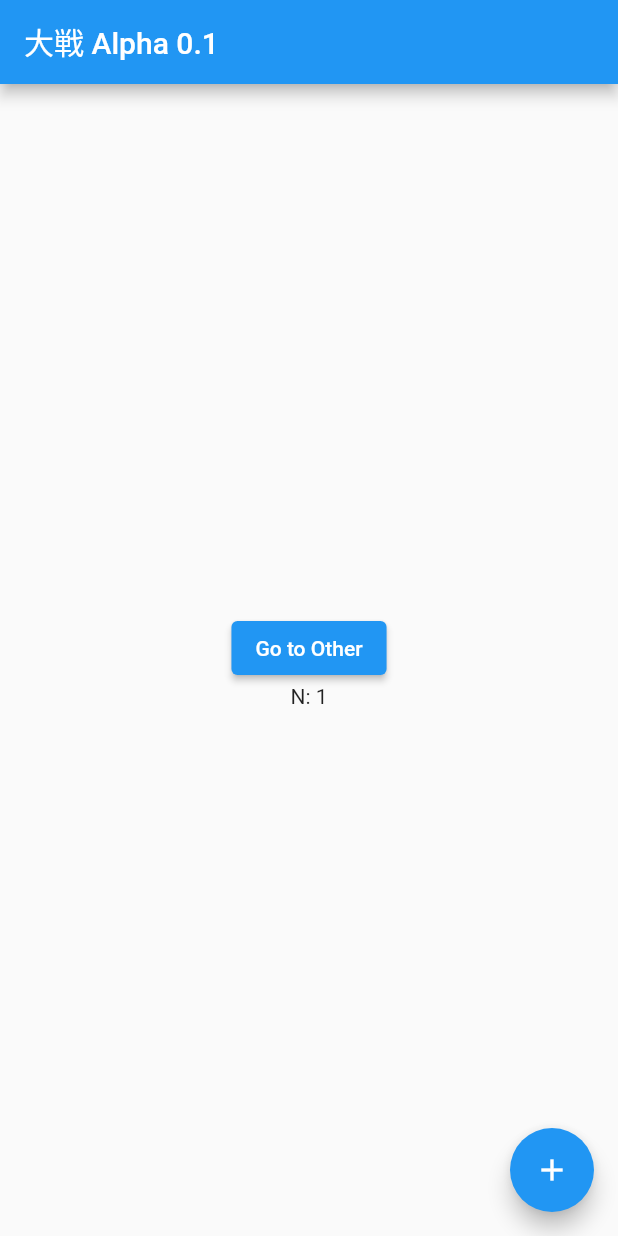
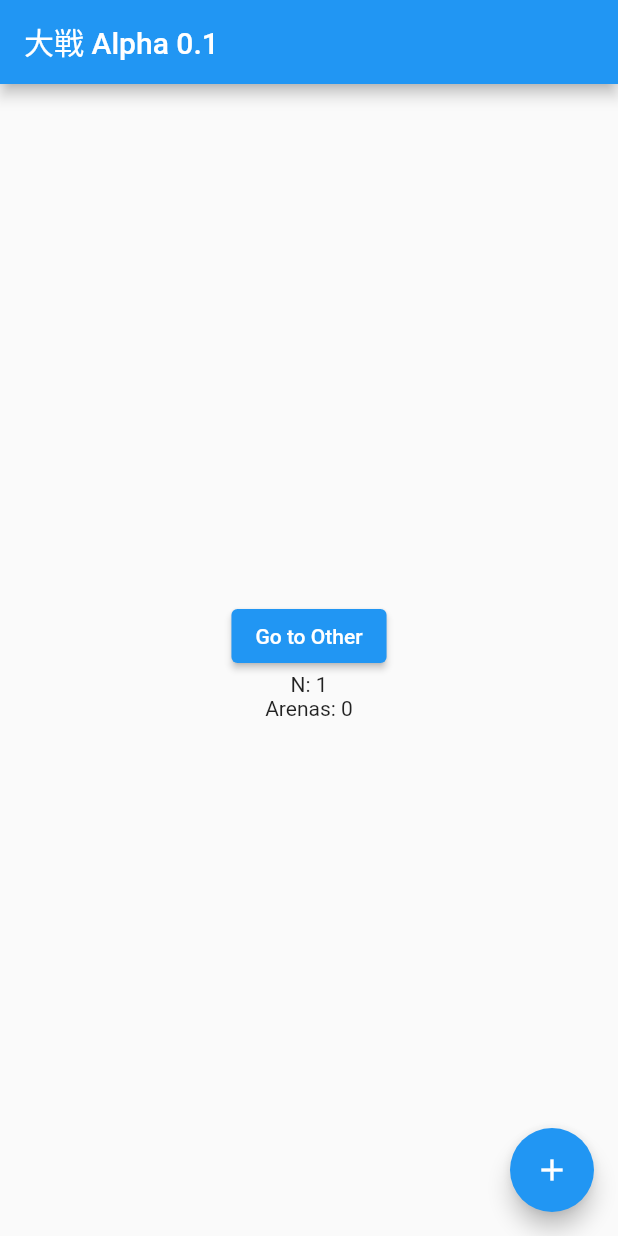
Before and after one commit to mavmaso/taisen, a Flutter app: the screen it shows after launch, after a tap on the "add" icon, on a phone screen of 412 x 824 dp. Run offline on Flutter 3.47's test engine with Material 2 defaults, Android fonts, the phone set to English and light mode, and no system bars; our stand-ins replace get.

Commit message:
feat: add Arenas.length to home page w/ tests

```diff
--- a/lib/app/modules/home/home_bindings.dart
+++ b/lib/app/modules/home/home_bindings.dart
@@ -1,9 +1,11 @@
 import 'package:get/get.dart';
+import 'package:taisen/app/data/provider/luta_provider.dart';
 import 'package:taisen/app/modules/home/home_controller.dart';
+import 'package:taisen/core/get_client.dart';
 
 class HomePageBinding implements Bindings {
   @override
   void dependencies() {
-    Get.lazyPut(() => HomeController());
+    Get.lazyPut(() => HomeController(repo: LutaProvider(client: GetClient())));
   }
 }
--- a/lib/app/modules/home/home_controller.dart
+++ b/lib/app/modules/home/home_controller.dart
@@ -1,7 +1,17 @@
+import 'package:flutter/cupertino.dart';
 import 'package:get/get.dart';
 // import 'package:meta/meta.dart';
 
 class HomeController extends GetxController {
+  final repo;
+  HomeController({@required this.repo});
+
   var count = 0.obs;
+  var arenas = [].obs;
+
   increment() => count++;
+
+  getAllArenas() async {
+    await repo.getArenas().then((data) => arenas = data);
+  }
 }
--- a/lib/app/modules/home/home_page.dart
+++ b/lib/app/modules/home/home_page.dart
@@ -8,11 +8,6 @@ import 'package:taisen/app/modules/home/home_controller.dart';
 class HomePage extends GetView<HomeController> {
   @override
   Widget build(context) {
-    // final getx = Get.put(GetClient());
-    // final LutaProvider p = Get.put(LutaProvider(client: getx));
-    // print(p.getArena(1));
-    // print(p.getArenas());
-
     return Scaffold(
         appBar: AppBar(title: Text("大戦 Alpha 0.1")),
         body: Container(
@@ -23,7 +18,7 @@ class HomePage extends GetView<HomeController> {
               ElevatedButton(
                   child: Text("Go to Other"), onPressed: () => Get.to(Arena())),
               Obx(() => Text("N: ${controller.count}")),
-              // Text(p.getArenas())
+              Obx(() => Text("Arenas: ${controller.arenas.length}")),
             ],
           ),
         ),
```
Also changed, not shown: 1 other file.
